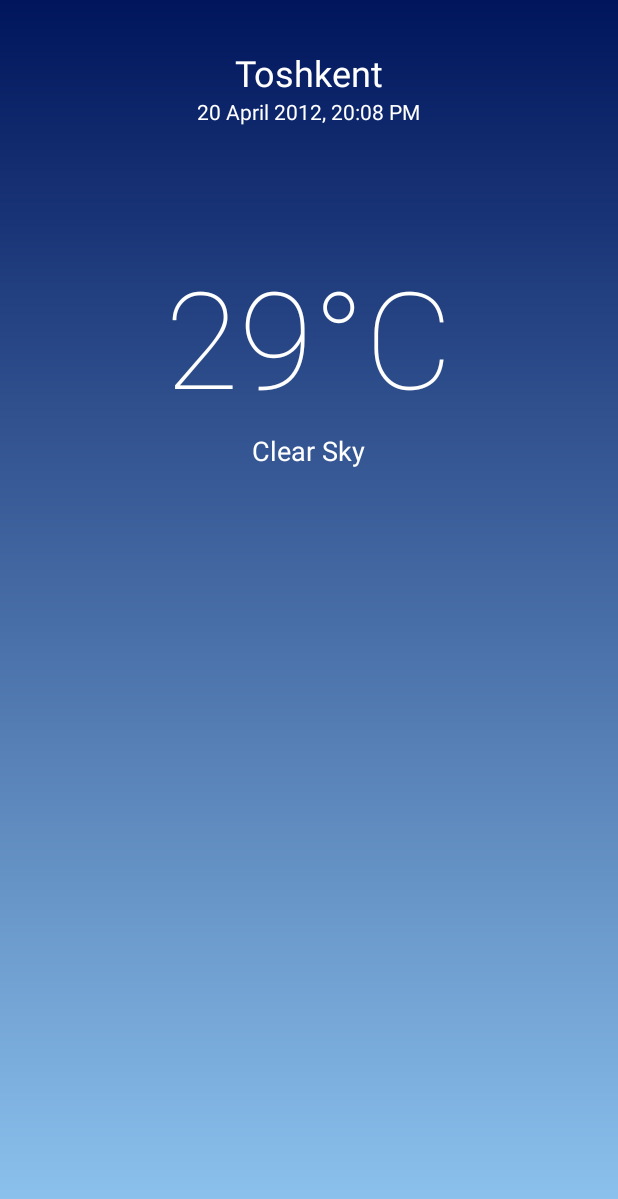
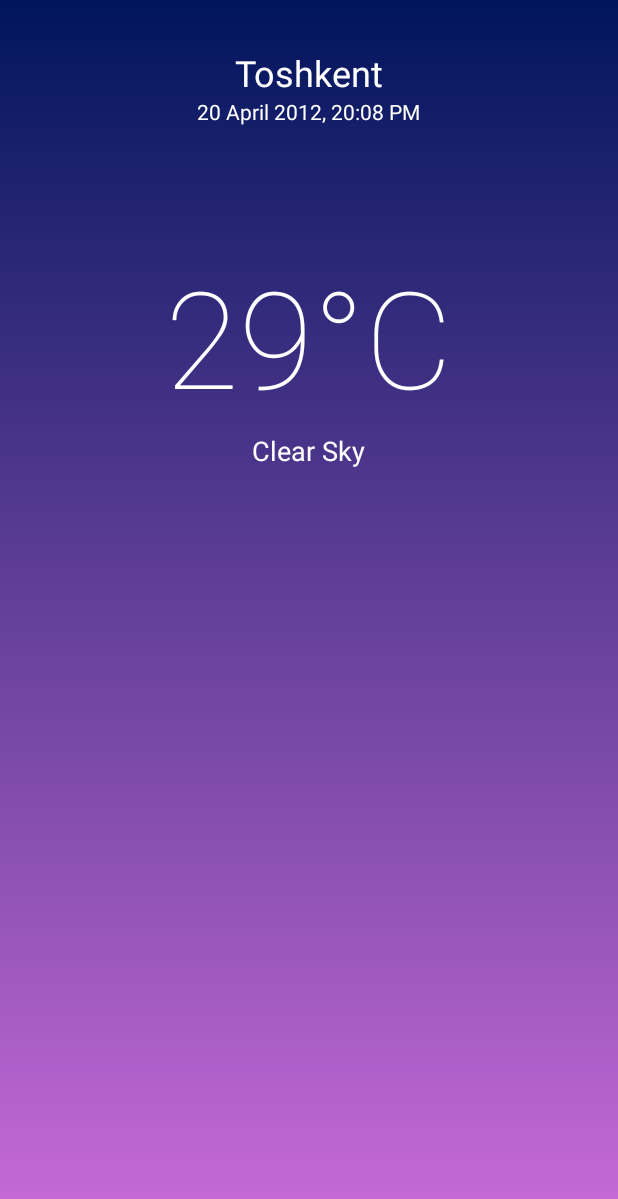
Before and after one commit to Nabijonov-Otabek-19/Weather-app-in-Kotlin-MVVM, an Android app: the screen it shows after launch (MainActivity), on a phone screen of 412 x 824 dp. Shown: the top 1199 px of the screen. Run offline under Robolectric (Android 15) with nearby library versions, the phone set to English and light mode, and no system bars; libraries missing offline, so code that uses them is left out: by.kirich1409.viewbindingdelegate, com.chuckerteam.chucker; pictures from the network do not load; 12 statements that could not run were skipped.

Commit message:
project updated

```diff
--- a/app/src/main/java/uz/gita/weatherappinkotlinmvvm/presentation/ui/screens/DetailScreen.kt
+++ b/app/src/main/java/uz/gita/weatherappinkotlinmvvm/presentation/ui/screens/DetailScreen.kt
@@ -25,7 +25,7 @@ class DetailScreen : Fragment(R.layout.screen_detail) {
     private val adapter by lazy { ForecastAdapter() }
 
     private val currentLocation by lazy { CurrentLocation.getInstance(requireActivity()) }
-    private val sharedPref by lazy { SharedPref.getInstance(requireActivity()) }
+    private val sharedPref by lazy { SharedPref.getInstance(requireContext()) }
 
     override fun onViewCreated(view: View, savedInstanceState: Bundle?) {
 
@@ -45,7 +45,7 @@ class DetailScreen : Fragment(R.layout.screen_detail) {
         viewModel.loadingLiveData.observe(viewLifecycleOwner, loadingObserver)
 
         viewModel.successForecastLiveData.observe(viewLifecycleOwner) {
-            adapter.setData(it)
+            adapter.setData( it.forecastday[0].hour)
         }
 
         viewModel.errorForecastLiveData.observe(viewLifecycleOwner) {
@@ -54,6 +54,7 @@ class DetailScreen : Fragment(R.layout.screen_detail) {
 
         viewBinding.refresh.setOnRefreshListener {
             viewModel.loadWeather(getLocation())
+            viewModel.loadForecast(getLocation())
         }
     }
 
@@ -82,7 +83,7 @@ class DetailScreen : Fragment(R.layout.screen_detail) {
         viewBinding.apply {
             txtData.text = value.last_updated
             txtCity.text = value.locationData.name
-            txtTemperature.text = value.temp_c.toString() + "℃"
+            txtTemperature.text = value.temp_c.toInt().toString() + "℃"
             txtStatus.text = value.condition.text
             Glide.with(requireContext())
                 .load("https:${value.condition.icon}")
--- a/app/src/main/java/uz/gita/weatherappinkotlinmvvm/presentation/viewmodels/DetailViewModel.kt
+++ b/app/src/main/java/uz/gita/weatherappinkotlinmvvm/presentation/viewmodels/DetailViewModel.kt
@@ -2,14 +2,14 @@ package uz.gita.weatherappinkotlinmvvm.presentation.viewmodels
 
 import androidx.lifecycle.LiveData
 import uz.gita.weatherappinkotlinmvvm.data.common.current.CurrentData
-import uz.gita.weatherappinkotlinmvvm.data.common.forecast.HourData
+import uz.gita.weatherappinkotlinmvvm.data.common.forecast.ForecastData
 
 interface DetailViewModel {
     val loadingLiveData: LiveData<Boolean>
     val successLiveData: LiveData<CurrentData>
     val errorLiveData: LiveData<String>
 
-    val successForecastLiveData: LiveData<List<HourData>>
+    val successForecastLiveData: LiveData<ForecastData>
     val errorForecastLiveData: LiveData<String>
 
     fun loadWeather(cityName: String)
--- a/app/src/main/java/uz/gita/weatherappinkotlinmvvm/presentation/viewmodels/impl/DetailViewModelImpl.kt
+++ b/app/src/main/java/uz/gita/weatherappinkotlinmvvm/presentation/viewmodels/impl/DetailViewModelImpl.kt
@@ -6,7 +6,7 @@ import androidx.lifecycle.viewModelScope
 import kotlinx.coroutines.flow.launchIn
 import kotlinx.coroutines.flow.onEach
 import uz.gita.weatherappinkotlinmvvm.data.common.current.CurrentData
-import uz.gita.weatherappinkotlinmvvm.data.common.forecast.HourData
+import uz.gita.weatherappinkotlinmvvm.data.common.forecast.ForecastData
 import uz.gita.weatherappinkotlinmvvm.presentation.viewmodels.DetailViewModel
 import uz.gita.weatherappinkotlinmvvm.repositories.impl.WeatherRepositoryImpl
 
@@ -18,7 +18,7 @@ class DetailViewModelImpl : DetailViewModel, ViewModel() {
     override val successLiveData: MutableLiveData<CurrentData> = MutableLiveData()
     override val errorLiveData: MutableLiveData<String> = MutableLiveData()
 
-    override val successForecastLiveData: MutableLiveData<List<HourData>> = MutableLiveData()
+    override val successForecastLiveData: MutableLiveData<ForecastData> = MutableLiveData()
     override val errorForecastLiveData: MutableLiveData<String> = MutableLiveData()
 
     override fun loadWeather(cityName: String) {
@@ -32,7 +32,7 @@ class DetailViewModelImpl : DetailViewModel, ViewModel() {
     }
 
     override fun loadForecast(cityName: String) {
-        weatherRepository.loadForecastWeatherByCity(cityName)
+            weatherRepository.loadForecastWeatherByCity(cityName)
             .onEach { it.onSuccess { successForecastLiveData.value = it } }
             .onEach { it.onFailure { errorForecastLiveData.value = it.message } }
             .launchIn(viewModelScope)
--- a/app/src/main/java/uz/gita/weatherappinkotlinmvvm/repositories/WeatherRepository.kt
+++ b/app/src/main/java/uz/gita/weatherappinkotlinmvvm/repositories/WeatherRepository.kt
@@ -3,11 +3,10 @@ package uz.gita.weatherappinkotlinmvvm.repositories
 import kotlinx.coroutines.flow.Flow
 import uz.gita.weatherappinkotlinmvvm.data.common.current.CurrentData
 import uz.gita.weatherappinkotlinmvvm.data.common.forecast.ForecastData
-import uz.gita.weatherappinkotlinmvvm.data.common.forecast.HourData
 
 interface WeatherRepository {
 
     fun loadCurrentWeatherByCity(cityName: String): Flow<Result<CurrentData>>
 
-    fun loadForecastWeatherByCity(cityName: String): Flow<Result<List<HourData>>>
+    fun loadForecastWeatherByCity(cityName: String): Flow<Result<ForecastData>>
 }
--- a/app/src/main/java/uz/gita/weatherappinkotlinmvvm/repositories/impl/WeatherRepositoryImpl.kt
+++ b/app/src/main/java/uz/gita/weatherappinkotlinmvvm/repositories/impl/WeatherRepositoryImpl.kt
@@ -6,7 +6,7 @@ import kotlinx.coroutines.flow.catch
 import kotlinx.coroutines.flow.flow
 import kotlinx.coroutines.flow.flowOn
 import uz.gita.weatherappinkotlinmvvm.data.common.current.CurrentData
-import uz.gita.weatherappinkotlinmvvm.data.common.forecast.HourData
+import uz.gita.weatherappinkotlinmvvm.data.common.forecast.ForecastData
 import uz.gita.weatherappinkotlinmvvm.data.response.current.toData
 import uz.gita.weatherappinkotlinmvvm.data.response.forecast.toData
 import uz.gita.weatherappinkotlinmvvm.data.source.remote.apis.CurrentApi
@@ -47,21 +47,19 @@ class WeatherRepositoryImpl private constructor(
         .flowOn(Dispatchers.IO)
 
     override fun loadForecastWeatherByCity(cityName: String)
-            : Flow<Result<List<HourData>>> = flow {
+            : Flow<Result<ForecastData>> = flow {
 
-        // Forecast.json
-        val response = currentApi.getForecastWeatherByCity(API_KEY, "Tashkent", 1)
-
-        // Future.json
-        //val response = currentApi.getForecastWeatherByCity(API_KEY, "Tashkent", "2023-05-03")
+        val response = currentApi.getForecastWeatherByCity(API_KEY, cityName)
 
         when (response.code()) {
             in 200..299 -> {
                 val forecastResponse = response.body() ?: return@flow
-                forecastResponse.forecast.forecastday.forEach {
-                    emit(Result.success(it.hour.map { hour -> hour.toData() }))
-                }
+                emit(Result.success(forecastResponse.forecast.toData()))
             }
+
+            else -> emit(Result.failure(Exception("No Response")))
         }
     }
+        .catch { emit(Result.failure(it)) }
+        .flowOn(Dispatchers.IO)
 }
--- a/app/src/main/res/drawable/gradient_bg.xml
+++ b/app/src/main/res/drawable/gradient_bg.xml
@@ -4,6 +4,6 @@
     <gradient
         android:angle="90"
         android:endColor="@color/dark_blue"
-        android:startColor="@color/light_blue"
+        android:startColor="@color/light_pink"
         android:type="linear" />
 </shape>
--- a/app/src/main/res/layout/screen_detail.xml
+++ b/app/src/main/res/layout/screen_detail.xml
@@ -112,7 +112,7 @@
                     android:id="@+id/recyclerForecast"
                     android:layout_width="match_parent"
                     android:layout_height="wrap_content"
-                    android:layout_marginVertical="16dp"
+                    android:layout_marginTop="24dp"
                     app:layout_constraintLeft_toLeftOf="parent"
                     app:layout_constraintRight_toRightOf="parent"
                     app:layout_constraintTop_toBottomOf="@id/linear2" />
--- a/app/src/main/res/values/colors.xml
+++ b/app/src/main/res/values/colors.xml
@@ -4,4 +4,5 @@
     <color name="white">#FFFFFFFF</color>
     <color name="light_blue">#8FC6F1</color>
     <color name="dark_blue">#00155C</color>
+    <color name="light_pink">#CA6BDA</color>
 </resources>
```
Also changed, not shown: app/src/main/java/uz/gita/weatherappinkotlinmvvm/data/common/forecast/CurrentForecastData.kt (+14 -2 lines), app/src/main/java/uz/gita/weatherappinkotlinmvvm/data/response/forecast/ForecastResponse.kt (+10 -14 lines), app/src/main/java/uz/gita/weatherappinkotlinmvvm/presentation/ui/adapters/ForecastAdapter.kt (+6 -6 lines), app/src/main/res/layout/item_forecast.xml (+3 -4 lines).
